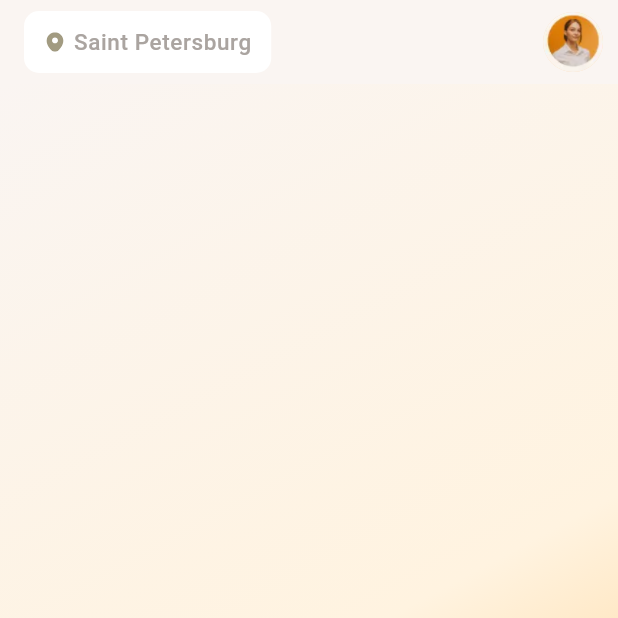
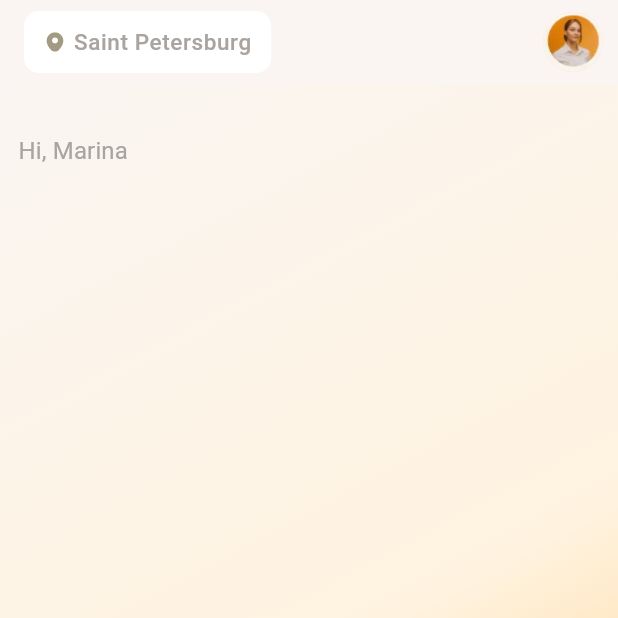
Before and after one commit to chiweliterem/Places, a Flutter app: the screen it shows after launch, on a phone screen of 412 x 824 dp, the top half of it. Run offline on Flutter 3.47's test engine with Material 3 defaults, Android fonts, the phone set to English and light mode, and no system bars; our stand-ins replace flutter_svg, google_fonts.

Commit message:
Created a resuable widget and integrated it into the home screen.

```diff
--- a/lib/app_theme/text_theme.dart
+++ b/lib/app_theme/text_theme.dart
@@ -8,5 +8,10 @@ TextTheme getLightTextTheme() {
       fontWeight: FontWeight.w500,
       color: kAppBarText,
     ),
+    titleSmall: TextStyle(
+      fontSize: 16.0,
+      fontWeight: FontWeight.w500,
+      color: kAppBarText,
+    ),
   );
 }
--- /dev/null
+++ b/lib/reusable/label.dart
@@ -0,0 +1,13 @@
+import 'package:flutter/material.dart';
+
+class CustomLabel extends StatelessWidget {
+  final String name;
+  final TextStyle style;
+
+  const CustomLabel({super.key, required this.name, required this.style});
+
+  @override
+  Widget build(BuildContext context) {
+    return Text(name, style: style);
+  }
+}
--- a/lib/screens/home.dart
+++ b/lib/screens/home.dart
@@ -1,6 +1,7 @@
 import 'package:flutter/material.dart';
 import 'package:flutter_svg/svg.dart';
 import 'package:places/colors/colors.dart';
+import 'package:places/reusable/label.dart';
 
 class Home extends StatefulWidget {
   final String appName;
@@ -50,6 +51,8 @@ class _HomeState extends State<Home> {
       body: LayoutBuilder(
         builder: (context, boxConstraints) {
           return Container(
+            width: MediaQuery.of(context).size.width,
+            height: MediaQuery.of(context).size.height,
             decoration: BoxDecoration(
               gradient: LinearGradient(
                 begin: Alignment.topLeft,
@@ -61,6 +64,23 @@ class _HomeState extends State<Home> {
                 ],
               ),
             ),
+            child: Padding(
+              padding: EdgeInsets.symmetric(
+                horizontal: MediaQuery.of(context).size.width * 0.03,
+                vertical: MediaQuery.of(context).size.height * 0.04,
+              ),
+              child: Column(
+                crossAxisAlignment: CrossAxisAlignment.start,
+                children: [
+                  CustomLabel(
+                    name: "Hi, Marina",
+                    style: Theme.of(context).textTheme.titleSmall!.copyWith(
+                      fontWeight: FontWeight.w400,
+                    ),
+                  ),
+                ],
+              ),
+            ),
           );
         },
       ),
```
